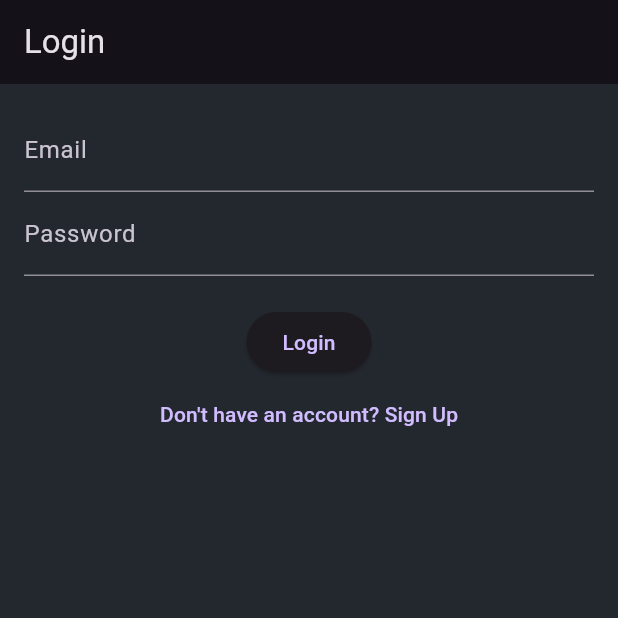
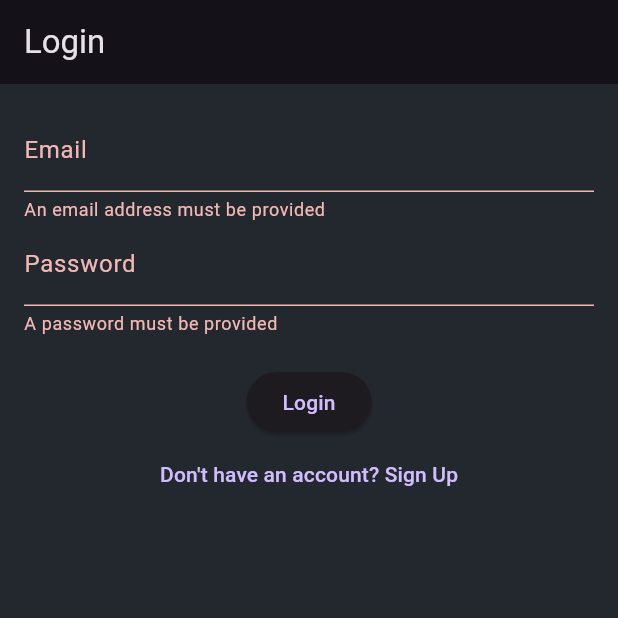
Before and after one commit to xSkkarf/MovieMate, a Flutter app: the screen it shows after launch, after a tap on "Login", on a phone screen of 412 x 824 dp, the top half of it. Run offline on Flutter 3.47's test engine with Material 3 defaults, Android fonts, the phone set to English and light mode, and no system bars; our stand-ins replace cached_network_image, cloud_firestore, firebase_auth, firebase_core, google_fonts; accounts and stored records are empty.

Commit message:
Error handling in login/signup form

```diff
--- a/lib/screens/authentication/login_signup_screen.dart
+++ b/lib/screens/authentication/login_signup_screen.dart
@@ -15,6 +15,14 @@ class _LoginSignupScreenState extends State<LoginSignupScreen> {
   final TextEditingController _userNameController = TextEditingController();
   bool isLogin = true;
 
+  bool _emailValidate = false;
+  bool _usernameValidate = false;
+  bool _passValidate = false;
+  String _emailErrorMessage = "An email address must be provided";
+  String _usernameErrorMessage = "A username must be provided";
+  String _passwordErrorMessage = "A password must be provided";
+  String? _generalErrorMessage;
+
   @override
   Widget build(BuildContext context) {
     final userProvider = Provider.of<UserProvider>(context);
@@ -27,28 +35,65 @@ class _LoginSignupScreenState extends State<LoginSignupScreen> {
         padding: const EdgeInsets.all(16.0),
         child: Column(
           children: [
-            if(!isLogin) TextField(
-              controller: _userNameController,
-              decoration: const InputDecoration(labelText: 'User Name'),
-            ),
+            if (!isLogin)
+              TextField(
+                controller: _userNameController,
+                decoration: InputDecoration(
+                  labelText: 'User Name',
+                  errorText: _usernameValidate ? _usernameErrorMessage : null,
+                ),
+              ),
             TextField(
               controller: _emailController,
-              decoration: const InputDecoration(labelText: 'Email'),
+              decoration: InputDecoration(
+                labelText: 'Email',
+                errorText: _emailValidate ? _emailErrorMessage : null,
+              ),
             ),
             TextField(
               controller: _passwordController,
-              decoration: const InputDecoration(labelText: 'Password'),
+              decoration: InputDecoration(
+                labelText: 'Password',
+                errorText: _passValidate ? _passwordErrorMessage : null,
+              ),
               obscureText: true,
             ),
+            if (_generalErrorMessage != null)
+              Padding(
+                padding: const EdgeInsets.symmetric(vertical: 8.0),
+                child: Text(
+                  _generalErrorMessage!,
+                  style: TextStyle(color: Colors.red),
+                ),
+              ),
             const SizedBox(height: 20),
             ElevatedButton(
               onPressed: () async {
-                if (isLogin) {
-                  await userProvider.signIn(
-                      _emailController.text, _passwordController.text);
-                } else {
-                  await userProvider.register(
-                      _emailController.text, _passwordController.text, _userNameController.text);
+                setState(() {
+                  _emailValidate = _emailController.text.isEmpty;
+                  _usernameValidate = !isLogin && _userNameController.text.isEmpty;
+                  _passValidate = _passwordController.text.isEmpty;
+                  _generalErrorMessage = null;
+                });
+
+                if (_emailValidate || _usernameValidate || _passValidate) {
+                  return;
+                }
+
+                try {
+                  if (isLogin) {
+                    await userProvider.signIn(_emailController.text, _passwordController.text);
+                  } else {
+                    await userProvider.register(
+                      _emailController.text,
+                      _passwordController.text,
+                      _userNameController.text,
+                    );
+                  }
+                } catch (e) {
+                  setState(() {
+                    _generalErrorMessage = e.toString();
+                  });
                 }
               },
               child: Text(isLogin ? 'Login' : 'Sign Up'),
@@ -57,6 +102,7 @@ class _LoginSignupScreenState extends State<LoginSignupScreen> {
               onPressed: () {
                 setState(() {
                   isLogin = !isLogin;
+                  _generalErrorMessage = null;
                 });
               },
               child: Text(isLogin
--- a/lib/screens/home/wathclists_screen.dart
+++ b/lib/screens/home/wathclists_screen.dart
@@ -70,7 +70,7 @@ class _MyWatchlistScreenState extends State<MyWatchlistScreen> {
             },
             child: Container(
               decoration: BoxDecoration(
-                color: Colors.amber,
+                color: Colors.blue,
                 borderRadius: BorderRadius.circular(10),
               ),
               margin: const EdgeInsets.all(10),
--- a/lib/services/auth_service.dart
+++ b/lib/services/auth_service.dart
@@ -23,9 +23,8 @@ class AuthService{
       User? user = result.user;
 
       return _userFromFirebaseUser(user);
-    } catch (e) {
-      print(e.toString());
-      return null;
+    } on FirebaseAuthException catch (e) {
+      throw _handleAuthError(e);
     }
   }
 
@@ -49,9 +48,8 @@ class AuthService{
       });
 
       return _userFromFirebaseUser(user);
-    } catch (e) {
-      print(e.toString());
-      return null;
+    } on FirebaseAuthException catch (e) {
+      throw _handleAuthError(e);
     }
   }
 
@@ -76,4 +74,20 @@ class AuthService{
     }
   }
 
+   // Handle Firebase Auth Errors
+  Exception _handleAuthError(FirebaseAuthException e) {
+    switch (e.code) {
+      case 'user-not-found':
+        return Exception('No user found for that email.');
+      case 'wrong-password':
+        return Exception('Wrong password provided.');
+      case 'email-already-in-use':
+        return Exception('The email address is already in use by another account.');
+      case 'invalid-email':
+        return Exception('The email address is not valid.');
+      default:
+        return Exception('An unknown error occurred. Please try again.');
+    }
+  }
+
 }
```
